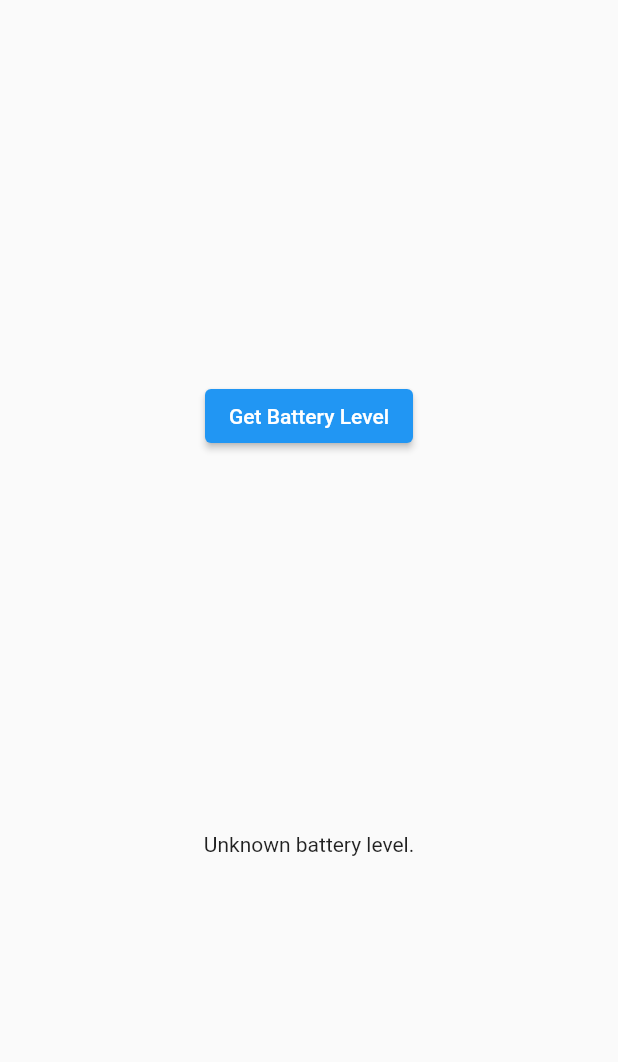
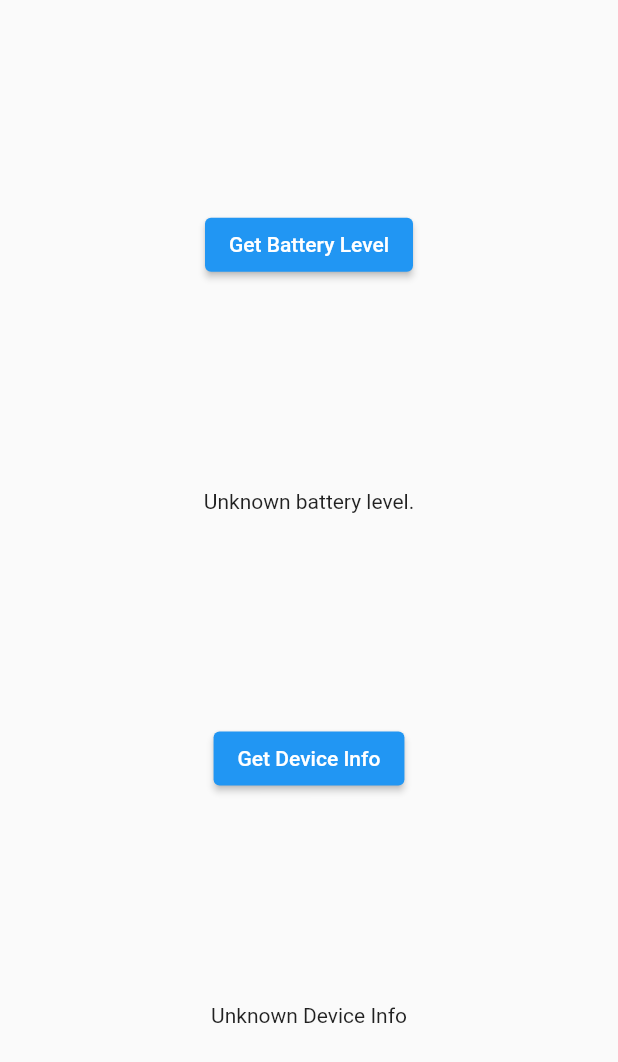
Before and after one commit to shravaninw/plugin, a Flutter app: the screen it shows after launch, on a phone screen of 412 x 824 dp. Shown: the top 1062 px of the screen. Run offline on Flutter 3.47's test engine with Material 2 defaults, Android fonts, the phone set to English and light mode, and no system bars.

Commit message:
deviceId plugin

```diff
--- a/lib/main.dart
+++ b/lib/main.dart
@@ -32,7 +32,7 @@ class MyHomePage extends StatefulWidget {
 
 class _MyHomePageState extends State<MyHomePage> {
   static const platform = MethodChannel('samples.flutter.dev/battery');
-  static const plat = MethodCall('sample.flutter.dev/device');
+  static const plat = MethodChannel('samples.flutter.dev/device');
 
   @override
   Widget build(BuildContext context) {
@@ -46,6 +46,11 @@ class _MyHomePageState extends State<MyHomePage> {
               onPressed: _getBatteryLevel,
             ),
             Text(_batteryLevel),
+            ElevatedButton(
+              child: Text('Get Device Info'),
+              onPressed: _getDeviceInfo,
+            ),
+            Text(_deviceInfo),
           ],
         ),
       ),
@@ -54,6 +59,7 @@ class _MyHomePageState extends State<MyHomePage> {
 
   // Get battery level.
   String _batteryLevel = 'Unknown battery level.';
+  String _deviceInfo = "Unknown Device Info";
 
   Future<void> _getBatteryLevel() async {
     String batteryLevel;
@@ -68,4 +74,18 @@ class _MyHomePageState extends State<MyHomePage> {
       _batteryLevel = batteryLevel;
     });
   }
+
+  Future<void> _getDeviceInfo() async {
+    String deviceInfo;
+    try {
+      final String result = await plat.invokeMethod('getDeviceInfo');
+      deviceInfo = 'Device Id is $result.';
+    } on PlatformException catch (e) {
+      deviceInfo = "Failed to get device id: '${e.message}'.";
+    }
+
+    setState(() {
+      _deviceInfo = deviceInfo;
+    });
+  }
 }
```
Also changed, not shown: 1 other file.
